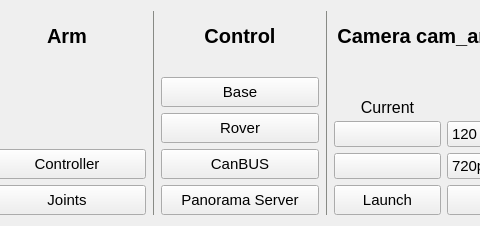
The window that rover_launch_control/resource/rover_launch_control.ui (robotique-udes/rover) describes before a commit, drawn with Qt 5; both pictures show x 196 to 676 and y 0 to 226 of the 996 by 226 pixel window.
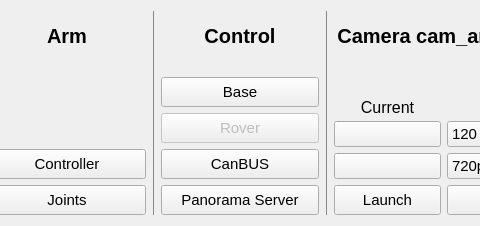
The same window after the commit.

Commit message: Deactivated broken buttons

Patch:
```diff
--- a/rover_launch_control/resource/rover_launch_control.ui
+++ b/rover_launch_control/resource/rover_launch_control.ui
@@ -1213,6 +1213,9 @@
            </item>
            <item>
             <widget class="QPushButton" name="pb_rover">
+             <property name="enabled">
+              <bool>false</bool>
+             </property>
              <property name="sizePolicy">
               <sizepolicy hsizetype="Minimum" vsizetype="Fixed">
                <horstretch>0</horstretch>
```
